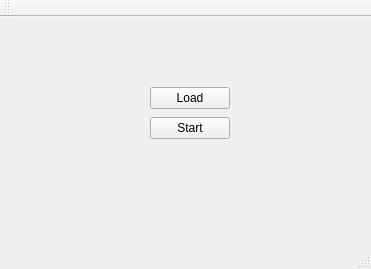
Before: the Qt Designer form src/mainwindow.ui in NRSoft/GSharpie, drawn with Qt 5.
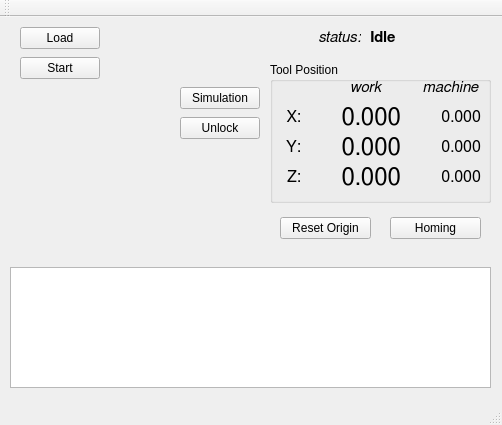
After: the same form once the commit is applied.

```diff
--- a/src/mainwindow.ui
+++ b/src/mainwindow.ui
@@ -6,8 +6,8 @@
    <rect>
     <x>0</x>
     <y>0</y>
-    <width>371</width>
-    <height>269</height>
+    <width>502</width>
+    <height>425</height>
    </rect>
   </property>
   <property name="windowTitle">
@@ -17,8 +17,8 @@
    <widget class="QPushButton" name="btnStart">
     <property name="geometry">
      <rect>
-      <x>150</x>
-      <y>100</y>
+      <x>20</x>
+      <y>40</y>
       <width>80</width>
       <height>22</height>
      </rect>
@@ -30,8 +30,8 @@
    <widget class="QPushButton" name="btnLoad">
     <property name="geometry">
      <rect>
-      <x>150</x>
-      <y>70</y>
+      <x>20</x>
+      <y>10</y>
       <width>80</width>
       <height>22</height>
      </rect>
@@ -40,6 +40,405 @@
      <string>Load</string>
     </property>
    </widget>
+   <widget class="QPlainTextEdit" name="txtErrorLog">
+    <property name="geometry">
+     <rect>
+      <x>10</x>
+      <y>250</y>
+      <width>481</width>
+      <height>121</height>
+     </rect>
+    </property>
+    <property name="font">
+     <font>
+      <family>FreeMono</family>
+     </font>
+    </property>
+    <property name="lineWrapMode">
+     <enum>QPlainTextEdit::NoWrap</enum>
+    </property>
+    <property name="readOnly">
+     <bool>true</bool>
+    </property>
+   </widget>
+   <widget class="QPushButton" name="btnKillAlarm">
+    <property name="geometry">
+     <rect>
+      <x>180</x>
+      <y>100</y>
+      <width>80</width>
+      <height>22</height>
+     </rect>
+    </property>
+    <property name="text">
+     <string>Unlock</string>
+    </property>
+   </widget>
+   <widget class="QPushButton" name="btnCheckMode">
+    <property name="geometry">
+     <rect>
+      <x>180</x>
+      <y>70</y>
+      <width>80</width>
+      <height>22</height>
+     </rect>
+    </property>
+    <property name="text">
+     <string>Simulation</string>
+    </property>
+   </widget>
+   <widget class="QLabel" name="label">
+    <property name="geometry">
+     <rect>
+      <x>270</x>
+      <y>85</y>
+      <width>31</width>
+      <height>31</height>
+     </rect>
+    </property>
+    <property name="font">
+     <font>
+      <family>FreeSans</family>
+      <pointsize>12</pointsize>
+     </font>
+    </property>
+    <property name="text">
+     <string>X:</string>
+    </property>
+    <property name="alignment">
+     <set>Qt::AlignRight|Qt::AlignTrailing|Qt::AlignVCenter</set>
+    </property>
+   </widget>
+   <widget class="QLabel" name="label_2">
+    <property name="geometry">
+     <rect>
+      <x>270</x>
+      <y>115</y>
+      <width>31</width>
+      <height>31</height>
+     </rect>
+    </property>
+    <property name="font">
+     <font>
+      <family>FreeSans</family>
+      <pointsize>12</pointsize>
+     </font>
+    </property>
+    <property name="text">
+     <string>Y:</string>
+    </property>
+    <property name="alignment">
+     <set>Qt::AlignRight|Qt::AlignTrailing|Qt::AlignVCenter</set>
+    </property>
+   </widget>
+   <widget class="QLabel" name="label_3">
+    <property name="geometry">
+     <rect>
+      <x>270</x>
+      <y>145</y>
+      <width>31</width>
+      <height>31</height>
+     </rect>
+    </property>
+    <property name="font">
+     <font>
+      <family>FreeSans</family>
+      <pointsize>12</pointsize>
+     </font>
+    </property>
+    <property name="text">
+     <string>Z:</string>
+    </property>
+    <property name="alignment">
+     <set>Qt::AlignRight|Qt::AlignTrailing|Qt::AlignVCenter</set>
+    </property>
+   </widget>
+   <widget class="QLabel" name="label_WPosX">
+    <property name="geometry">
+     <rect>
+      <x>310</x>
+      <y>85</y>
+      <width>91</width>
+      <height>31</height>
+     </rect>
+    </property>
+    <property name="font">
+     <font>
+      <family>FreeSans</family>
+      <pointsize>18</pointsize>
+     </font>
+    </property>
+    <property name="text">
+     <string>0.000</string>
+    </property>
+    <property name="alignment">
+     <set>Qt::AlignRight|Qt::AlignTrailing|Qt::AlignVCenter</set>
+    </property>
+   </widget>
+   <widget class="QLabel" name="label_WPosY">
+    <property name="geometry">
+     <rect>
+      <x>310</x>
+      <y>115</y>
+      <width>91</width>
+      <height>31</height>
+     </rect>
+    </property>
+    <property name="font">
+     <font>
+      <family>FreeSans</family>
+      <pointsize>18</pointsize>
+     </font>
+    </property>
+    <property name="text">
+     <string>0.000</string>
+    </property>
+    <property name="alignment">
+     <set>Qt::AlignRight|Qt::AlignTrailing|Qt::AlignVCenter</set>
+    </property>
+   </widget>
+   <widget class="QLabel" name="label_WPosZ">
+    <property name="geometry">
+     <rect>
+      <x>310</x>
+      <y>145</y>
+      <width>91</width>
+      <height>31</height>
+     </rect>
+    </property>
+    <property name="font">
+     <font>
+      <family>FreeSans</family>
+      <pointsize>18</pointsize>
+     </font>
+    </property>
+    <property name="text">
+     <string>0.000</string>
+    </property>
+    <property name="alignment">
+     <set>Qt::AlignRight|Qt::AlignTrailing|Qt::AlignVCenter</set>
+    </property>
+   </widget>
+   <widget class="QLabel" name="label_MPosX">
+    <property name="geometry">
+     <rect>
+      <x>400</x>
+      <y>90</y>
+      <width>81</width>
+      <height>20</height>
+     </rect>
+    </property>
+    <property name="font">
+     <font>
+      <family>FreeSans</family>
+      <pointsize>12</pointsize>
+     </font>
+    </property>
+    <property name="text">
+     <string>0.000</string>
+    </property>
+    <property name="alignment">
+     <set>Qt::AlignRight|Qt::AlignTrailing|Qt::AlignVCenter</set>
+    </property>
+   </widget>
+   <widget class="QLabel" name="label_MPosY">
+    <property name="geometry">
+     <rect>
+      <x>410</x>
+      <y>120</y>
+      <width>71</width>
+      <height>20</height>
+     </rect>
+    </property>
+    <property name="font">
+     <font>
+      <family>FreeSans</family>
+      <pointsize>12</pointsize>
+     </font>
+    </property>
+    <property name="text">
+     <string>0.000</string>
+    </property>
+    <property name="alignment">
+     <set>Qt::AlignRight|Qt::AlignTrailing|Qt::AlignVCenter</set>
+    </property>
+   </widget>
+   <widget class="QLabel" name="label_MPosZ">
+    <property name="geometry">
+     <rect>
+      <x>410</x>
+      <y>150</y>
+      <width>71</width>
+      <height>20</height>
+     </rect>
+    </property>
+    <property name="font">
+     <font>
+      <family>FreeSans</family>
+      <pointsize>12</pointsize>
+     </font>
+    </property>
+    <property name="text">
+     <string>0.000</string>
+    </property>
+    <property name="alignment">
+     <set>Qt::AlignRight|Qt::AlignTrailing|Qt::AlignVCenter</set>
+    </property>
+   </widget>
+   <widget class="QLabel" name="label_4">
+    <property name="geometry">
+     <rect>
+      <x>340</x>
+      <y>60</y>
+      <width>51</width>
+      <height>21</height>
+     </rect>
+    </property>
+    <property name="font">
+     <font>
+      <family>FreeSans</family>
+      <pointsize>11</pointsize>
+      <italic>true</italic>
+     </font>
+    </property>
+    <property name="text">
+     <string>work</string>
+    </property>
+    <property name="alignment">
+     <set>Qt::AlignCenter</set>
+    </property>
+   </widget>
+   <widget class="QLabel" name="label_5">
+    <property name="geometry">
+     <rect>
+      <x>420</x>
+      <y>60</y>
+      <width>61</width>
+      <height>21</height>
+     </rect>
+    </property>
+    <property name="font">
+     <font>
+      <family>FreeSans</family>
+      <pointsize>11</pointsize>
+      <italic>true</italic>
+     </font>
+    </property>
+    <property name="text">
+     <string>machine</string>
+    </property>
+    <property name="alignment">
+     <set>Qt::AlignCenter</set>
+    </property>
+   </widget>
+   <widget class="QGroupBox" name="groupBox">
+    <property name="geometry">
+     <rect>
+      <x>270</x>
+      <y>45</y>
+      <width>221</width>
+      <height>141</height>
+     </rect>
+    </property>
+    <property name="title">
+     <string>Tool Position</string>
+    </property>
+   </widget>
+   <widget class="QLabel" name="label_Status">
+    <property name="geometry">
+     <rect>
+      <x>370</x>
+      <y>10</y>
+      <width>111</width>
+      <height>20</height>
+     </rect>
+    </property>
+    <property name="font">
+     <font>
+      <family>FreeSans</family>
+      <pointsize>11</pointsize>
+      <weight>75</weight>
+      <italic>false</italic>
+      <bold>true</bold>
+     </font>
+    </property>
+    <property name="text">
+     <string>Idle</string>
+    </property>
+    <property name="alignment">
+     <set>Qt::AlignLeading|Qt::AlignLeft|Qt::AlignVCenter</set>
+    </property>
+   </widget>
+   <widget class="QLabel" name="label_6">
+    <property name="geometry">
+     <rect>
+      <x>310</x>
+      <y>10</y>
+      <width>51</width>
+      <height>20</height>
+     </rect>
+    </property>
+    <property name="font">
+     <font>
+      <family>FreeSans</family>
+      <pointsize>11</pointsize>
+      <italic>true</italic>
+     </font>
+    </property>
+    <property name="text">
+     <string>status:</string>
+    </property>
+    <property name="alignment">
+     <set>Qt::AlignRight|Qt::AlignTrailing|Qt::AlignVCenter</set>
+    </property>
+   </widget>
+   <widget class="QPushButton" name="btnSetOrigin">
+    <property name="geometry">
+     <rect>
+      <x>280</x>
+      <y>200</y>
+      <width>91</width>
+      <height>22</height>
+     </rect>
+    </property>
+    <property name="text">
+     <string>Reset Origin</string>
+    </property>
+   </widget>
+   <widget class="QPushButton" name="btnHoming">
+    <property name="geometry">
+     <rect>
+      <x>390</x>
+      <y>200</y>
+      <width>91</width>
+      <height>22</height>
+     </rect>
+    </property>
+    <property name="text">
+     <string>Homing</string>
+    </property>
+   </widget>
+   <zorder>groupBox</zorder>
+   <zorder>btnStart</zorder>
+   <zorder>btnLoad</zorder>
+   <zorder>txtErrorLog</zorder>
+   <zorder>btnKillAlarm</zorder>
+   <zorder>btnCheckMode</zorder>
+   <zorder>label</zorder>
+   <zorder>label_2</zorder>
+   <zorder>label_3</zorder>
+   <zorder>label_WPosX</zorder>
+   <zorder>label_WPosY</zorder>
+   <zorder>label_WPosZ</zorder>
+   <zorder>label_MPosX</zorder>
+   <zorder>label_MPosY</zorder>
+   <zorder>label_MPosZ</zorder>
+   <zorder>label_4</zorder>
+   <zorder>label_5</zorder>
+   <zorder>label_Status</zorder>
+   <zorder>label_6</zorder>
+   <zorder>btnSetOrigin</zorder>
+   <zorder>btnHoming</zorder>
   </widget>
   <widget class="QMenuBar" name="menuBar">
    <property name="geometry">
```
Left out of the diff: 4 changed lines with no effect on the pictures.
